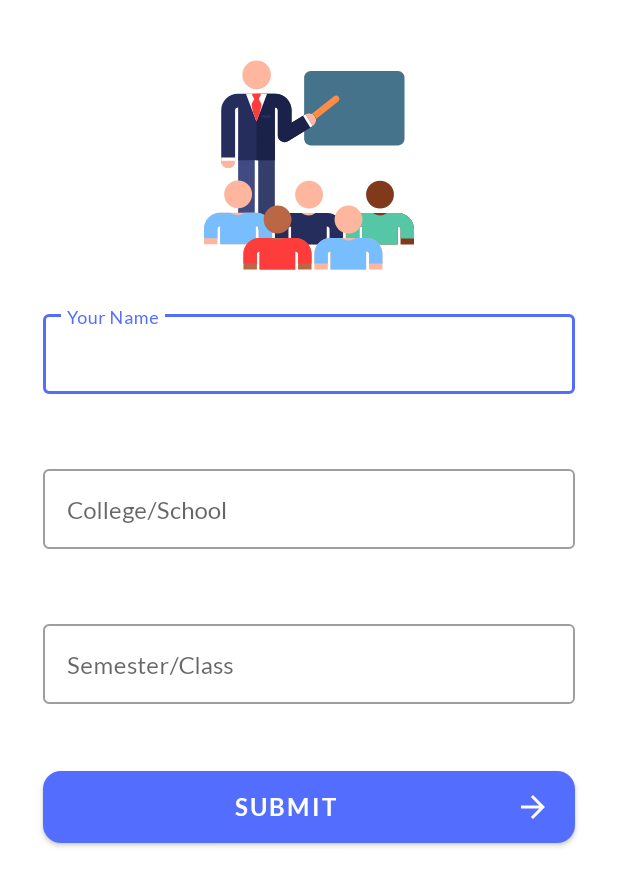
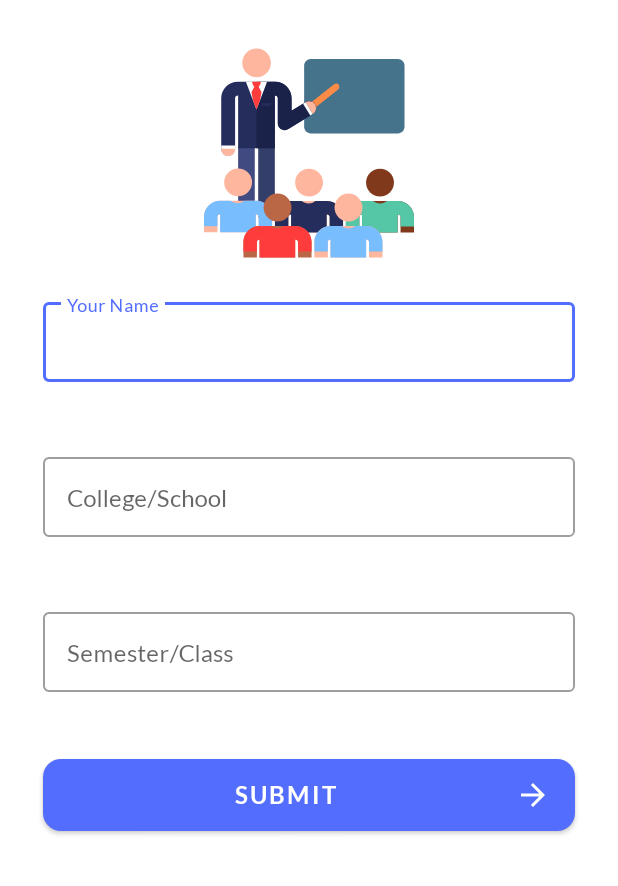
Before and after one commit to pratapnik/Presence, an Android app: the screen it shows after launch (UserDetailsActivity), on a phone screen of 412 x 824 dp. Shown: the top 886 px of the screen. Run offline under Robolectric (Android 15) with nearby library versions, the light colour scheme and no system bars.

Commit message:
Minor ui changes

```diff
--- a/app/src/main/java/com/example/presence/UserDetailsActivity.kt
+++ b/app/src/main/java/com/example/presence/UserDetailsActivity.kt
@@ -1,11 +1,9 @@
 package com.example.presence
 
 import android.content.Intent
-import android.graphics.Color
 import android.os.Bundle
 import android.text.Editable
 import android.text.TextWatcher
-import android.view.WindowManager
 import androidx.appcompat.app.AppCompatActivity
 import com.example.presence.ui.UserInterfaceHelper
 import com.example.presence.ui.UserInterfaceService
--- a/app/src/main/res/layout/activity_user_details.xml
+++ b/app/src/main/res/layout/activity_user_details.xml
@@ -28,7 +28,7 @@
         android:layout_width="wrap_content"
         android:layout_height="wrap_content"
         android:src="@drawable/ic_teacher"
-        android:layout_marginTop="@dimen/margin_fourty_dp"
+        android:layout_marginTop="@dimen/button_margin"
         app:layout_constraintStart_toStartOf="@id/glVerticalLeft"
         app:layout_constraintEnd_toEndOf="@id/glVerticalRight"
         app:layout_constraintTop_toTopOf="parent"
@@ -106,6 +106,7 @@
 
     </com.google.android.material.textfield.TextInputLayout>
 
+
     <Button
         android:id="@+id/btnAddSubjects"
         android:layout_width="0dp"
```
